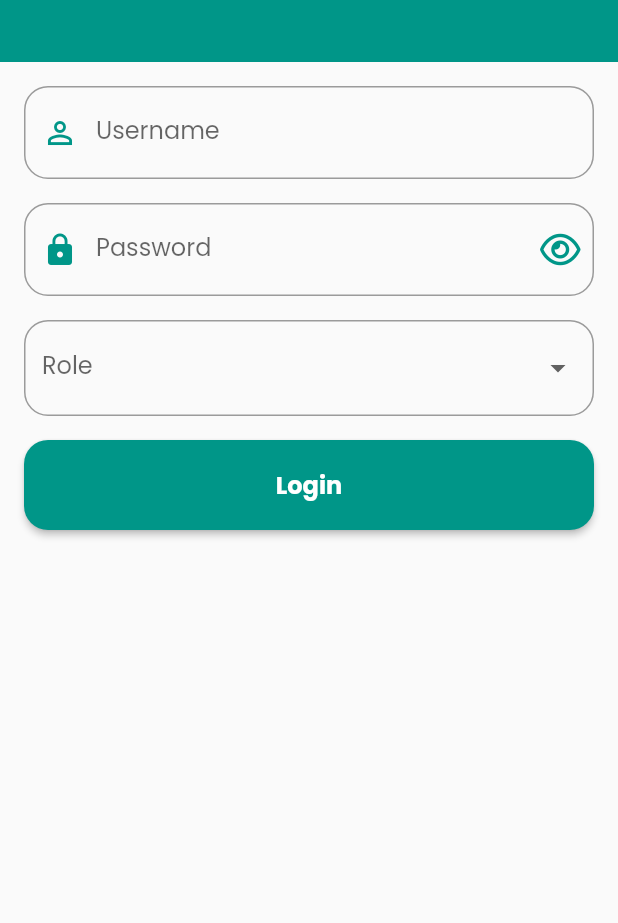
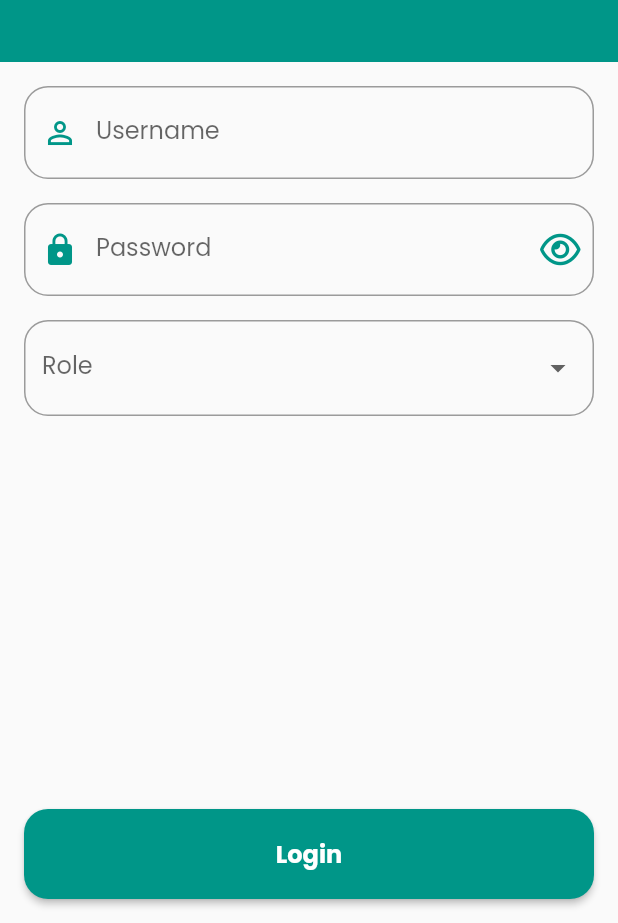
Before and after one commit to dikawardaniTrainer/sekolahku-flutter, a Flutter app: the screen it shows after launch, on a phone screen of 412 x 824 dp, the part 313-1236 px from its top. Run offline on Flutter 3.47's test engine with Material 2 defaults, Android fonts, the phone set to English and light mode, and no system bars; our stand-ins replace flutter_native_splash, font_awesome_flutter, hexcolor, shared_preferences, sprintf, sqflite; missing offline and left inert: android_intent_plus; accounts and stored records are empty.

Commit message:
make button float on login page and form page

```diff
--- a/lib/pages/login_page.dart
+++ b/lib/pages/login_page.dart
@@ -94,24 +94,8 @@ class _LoginPageState extends State<LoginPage> {
     });
   }
 
-  @override
-  void initState() {
-    super.initState();
-    _userService.getRoles().then((value) {
-      setState(() {
-        _roles = value;
-      });
-    });
-    if (kDebugMode) {
-      _usernameCtrl.text = "admin@rc.com";
-      _passwordCtrl.text = "admin1";
-    }
-  }
-
-  @override
-  Widget build(BuildContext context) {
-    return Scaffold(
-      body: SingleChildScrollView(
+  Widget _createForm() {
+    return SingleChildScrollView(
         child: Form(
           key: _formKey,
           child: Column(
@@ -155,19 +139,46 @@ class _LoginPageState extends State<LoginPage> {
                           onDrawItem: (item) => Text(item != null ? item.name : ""),
                           marginTop: DimenRes.size_16,
                           validator: (s) { return _validateRole(s); },
-                            onChanged: (v) { _roleCtrl.value = v; }),
-                        Button(
-                            label: StringRes.login,
-                            marginTop: DimenRes.size_16,
-                            onPressed: () {
-                              _login();
-                            })
+                          onChanged: (v) { _roleCtrl.value = v; })
                     ],
                   )
               )
             ],
           ),
-          ))
+        ));
+  }
+
+  @override
+  void initState() {
+    super.initState();
+    _userService.getRoles().then((value) {
+      setState(() {
+        _roles = value;
+      });
+    });
+    if (kDebugMode) {
+      _usernameCtrl.text = "admin@rc.com";
+      _passwordCtrl.text = "admin1";
+    }
+  }
+
+  @override
+  Widget build(BuildContext context) {
+    return Scaffold(
+      body: Column(
+        children: [
+          Expanded(child: _createForm()),
+          Padding(
+            padding: const EdgeInsets.all(DimenRes.size_16),
+            child: Button(
+                label: StringRes.login,
+                marginTop: DimenRes.size_16,
+                onPressed: () {
+                  _login();
+                }),
+          )
+        ],
+      )
     );
   }
 }
```
Also changed, not shown: lib/pages/student_form_page.dart (+32 -23 lines). Lines whose indentation alone changed are shown as unchanged.
